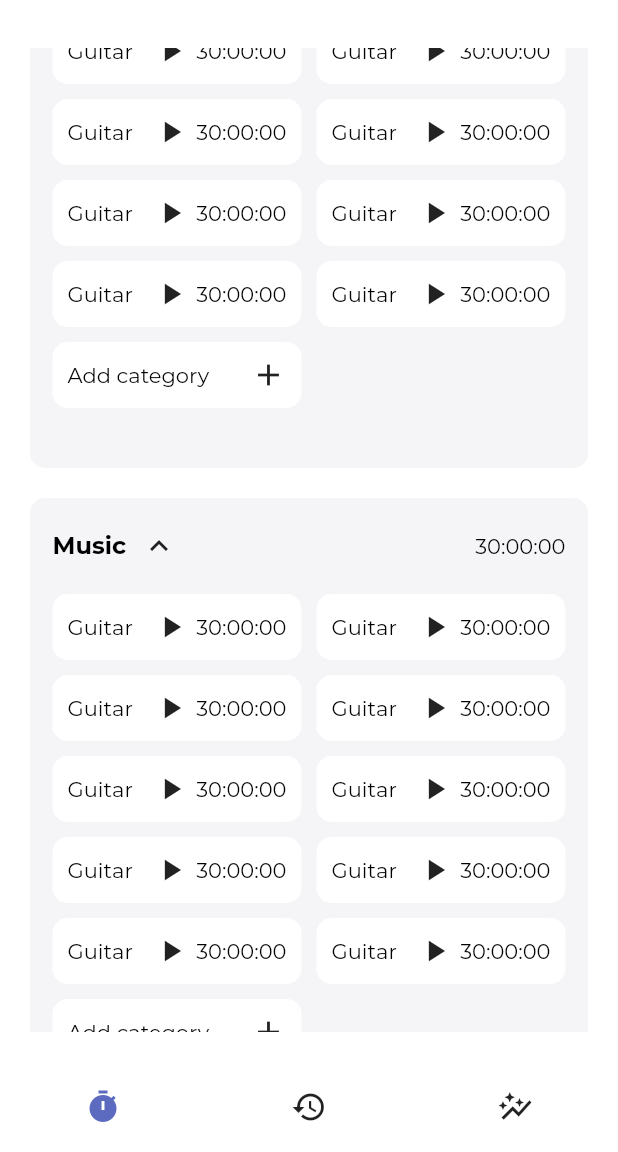
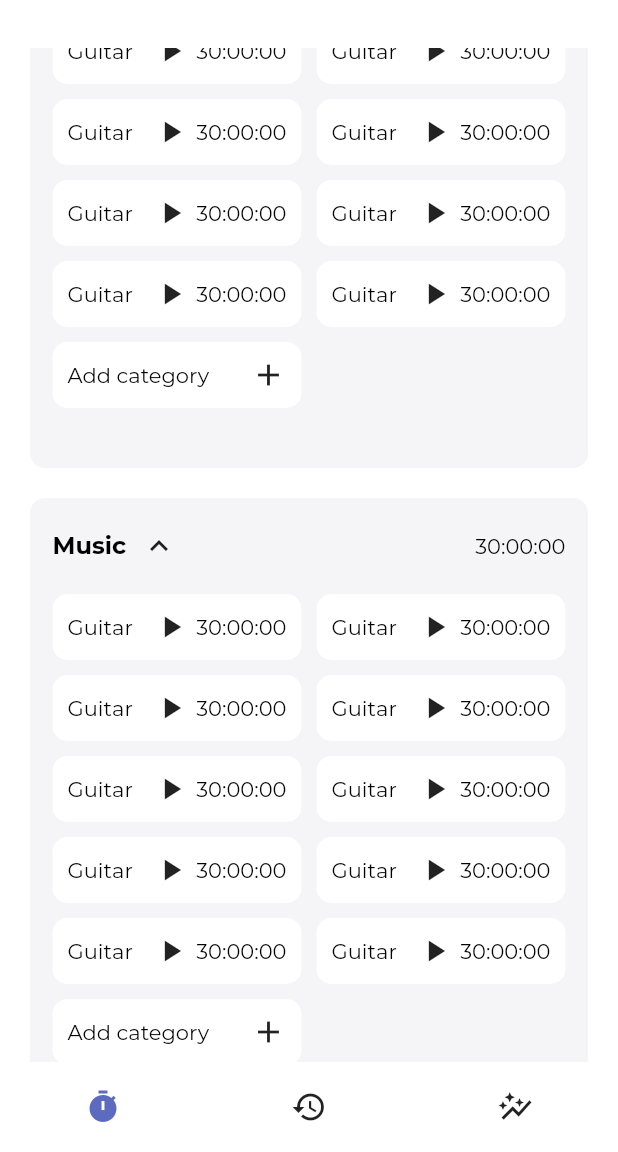
Before and after one commit to ekinsdrow/time_tracker, a Flutter app: the screen it shows once a user with an empty profile is signed in, scrolled down 576 dp, on a phone screen of 412 x 824 dp, the part 84-1236 px from its top. Run offline on Flutter 3.47's test engine with Material 2 defaults, Android fonts, the phone set to English and light mode, and no system bars; our stand-ins replace auto_route, bloc, firebase_auth, firebase_core, flutter_bloc, freezed_annotation; accounts and stored records are empty; generated files the repository leaves out were written again; project files that could hold a hidden picture were left out.

Commit message:
Fix paddings

```diff
--- a/lib/features/main/widgets/main_page.dart
+++ b/lib/features/main/widgets/main_page.dart
@@ -20,8 +20,10 @@ class MainPage extends StatelessWidget {
         return Scaffold(
           body: SafeArea(
             child: Padding(
-              padding: const EdgeInsets.all(
-                Constants.mediumPadding,
+              padding: const EdgeInsets.only(
+                left: Constants.mediumPadding,
+                right: Constants.mediumPadding,
+                top: Constants.mediumPadding,
               ),
               child: child,
             ),
```
